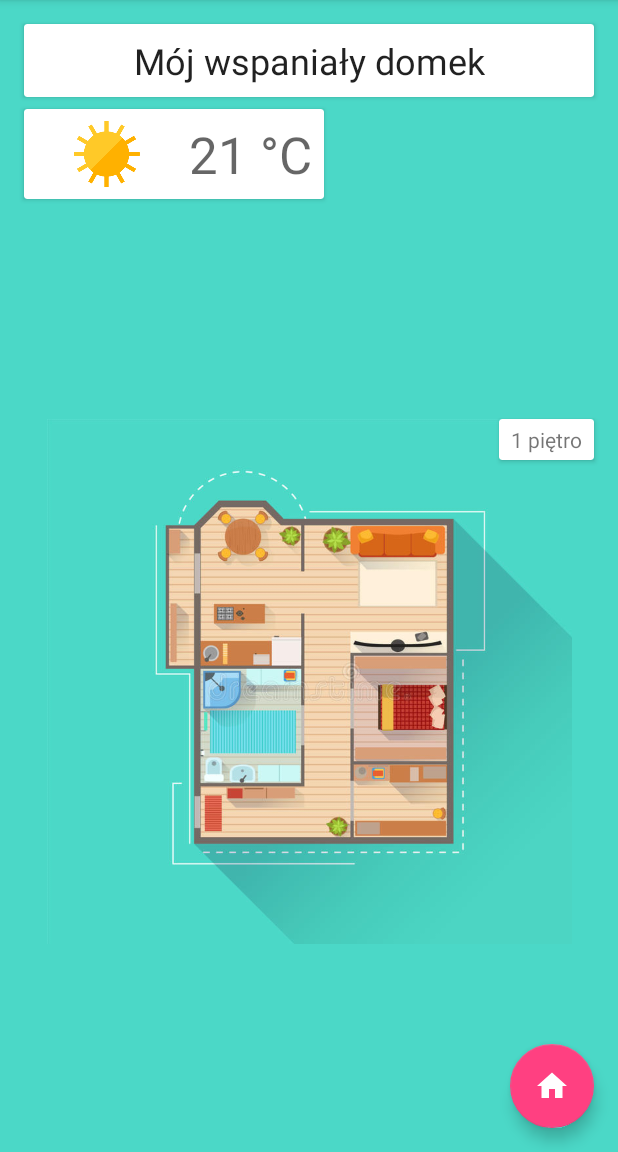
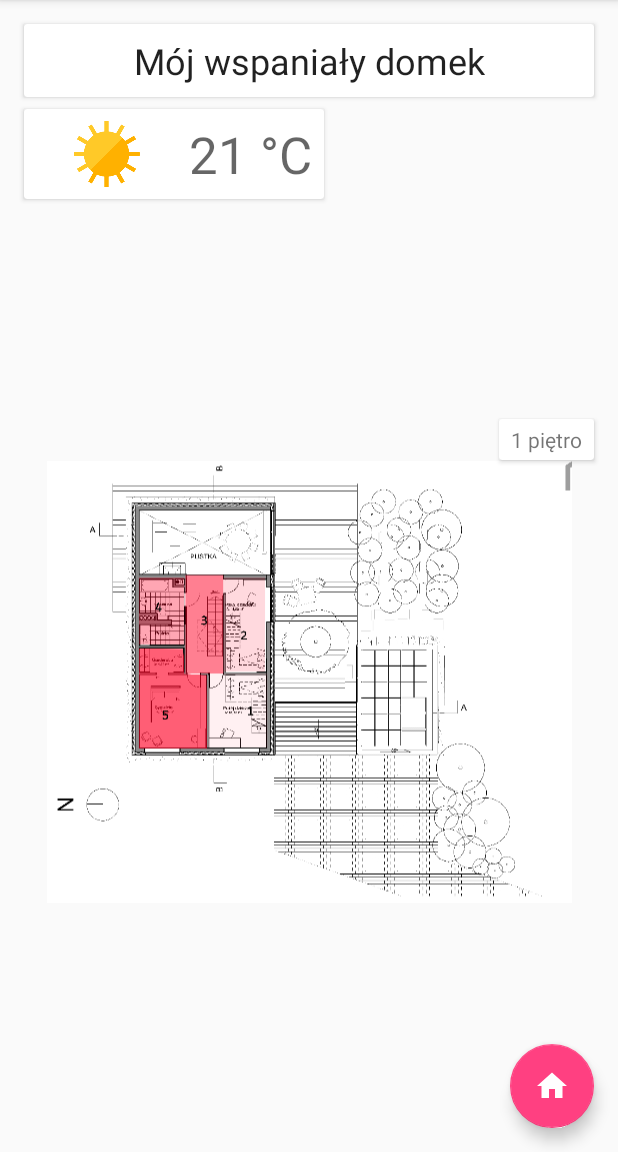
Before and after one commit to shorti1996/ZpiDomator2000, an Android app: the screen it shows after launch (MainActivity), after a tap on an icon or button, on a phone screen of 412 x 824 dp, the part 84-1236 px from its top. Run offline under Robolectric (Android 15) with nearby library versions, the phone set to English and light mode, and no system bars; libraries missing offline, so code that uses them is left out: com.jakewharton.retrofit2; pictures from the network do not load; 2 statements that could not run were skipped.

Commit message:
add Glide, change home plan

```diff
--- a/app/src/main/java/zpi/pls/zpidominator2000/Fragments/HomePlanFragment.java
+++ b/app/src/main/java/zpi/pls/zpidominator2000/Fragments/HomePlanFragment.java
@@ -6,12 +6,13 @@ import android.os.Bundle;
 import android.support.annotation.Nullable;
 import android.support.constraint.ConstraintLayout;
 import android.support.v4.app.Fragment;
-import android.support.v4.content.ContextCompat;
 import android.view.LayoutInflater;
 import android.view.View;
 import android.view.ViewGroup;
 import android.widget.ImageView;
 import android.widget.TextView;
+
+import com.bumptech.glide.Glide;
 
 import zpi.pls.zpidominator2000.R;
 
@@ -85,25 +86,26 @@ public class HomePlanFragment extends Fragment {
         super.onViewCreated(view, savedInstanceState);
 
         homePlanIv = getView().findViewById(R.id.homeFromAboveIv);
-        homePlanIv.setOnClickListener(new View.OnClickListener() {
-            @Override
-            public void onClick(View view) {
-                isOnZeroFloor = !isOnZeroFloor;
-                updateFloor(isOnZeroFloor);
-            }
-        });
         rootView = getView().findViewById(R.id.ConstraintLayoutRoot);
         floorText = getView().findViewById(R.id.floorTv);
+        homePlanIv.setOnClickListener(view1 -> {
+            isOnZeroFloor = !isOnZeroFloor;
+            loadFloor(isOnZeroFloor);
+        });
+
+        loadFloor(isOnZeroFloor);
     }
 
-    private void updateFloor(boolean isOnZeroFloor) {
-        if (isOnZeroFloor) {
-            homePlanIv.setImageResource(R.drawable.home_plan);
-            rootView.setBackgroundColor(ContextCompat.getColor(getContext(), R.color.colorHomeGreenBg));
+    private void loadFloor(boolean isOnGroundFloor) {
+        if (isOnGroundFloor) {
+            Glide.with(this)
+                    .load(R.drawable.parter)
+                    .into(homePlanIv);
             floorText.setText(R.string.ground_floor);
         } else {
-            homePlanIv.setImageResource(R.drawable.home_1st);
-            rootView.setBackgroundColor(ContextCompat.getColor(getContext(), R.color.colorHomeBlueBg));
+            Glide.with(this)
+                    .load(R.drawable.pietro1)
+                    .into(homePlanIv);
             floorText.setText(R.string.first_floor);
         }
     }
--- a/app/src/main/res/layout/fragment_home_plan.xml
+++ b/app/src/main/res/layout/fragment_home_plan.xml
@@ -5,7 +5,6 @@
     android:id="@+id/ConstraintLayoutRoot"
     android:layout_width="match_parent"
     android:layout_height="match_parent"
-    android:background="@color/colorHomeGreenBg"
     app:layout_behavior="@string/appbar_scrolling_view_behavior"
     tools:context="zpi.pls.zpidominator2000.MainActivity">
 
@@ -94,14 +93,13 @@
         app:layout_constraintBottom_toBottomOf="parent"
         app:layout_constraintEnd_toEndOf="parent"
         app:layout_constraintStart_toStartOf="parent"
-        app:layout_constraintTop_toBottomOf="@+id/cardViewWeatherOutside"
-        app:srcCompat="@drawable/home_plan" />
+        app:layout_constraintTop_toBottomOf="@+id/cardViewWeatherOutside" />
 
     <android.support.v7.widget.CardView
         android:layout_width="wrap_content"
         android:layout_height="wrap_content"
-        app:layout_constraintTop_toTopOf="@id/homeFromAboveIv"
-        app:layout_constraintRight_toRightOf="@id/cardViewName">
+        app:layout_constraintRight_toRightOf="@id/cardViewName"
+        app:layout_constraintTop_toTopOf="@id/homeFromAboveIv">
 
         <android.support.constraint.ConstraintLayout
             android:layout_width="wrap_content"
```
Also changed, not shown: app/build.gradle (+11 -7 lines), app/src/main/res/drawable/pietro1.png (renamed from app/src/main/res/drawable/piętro1.png).
